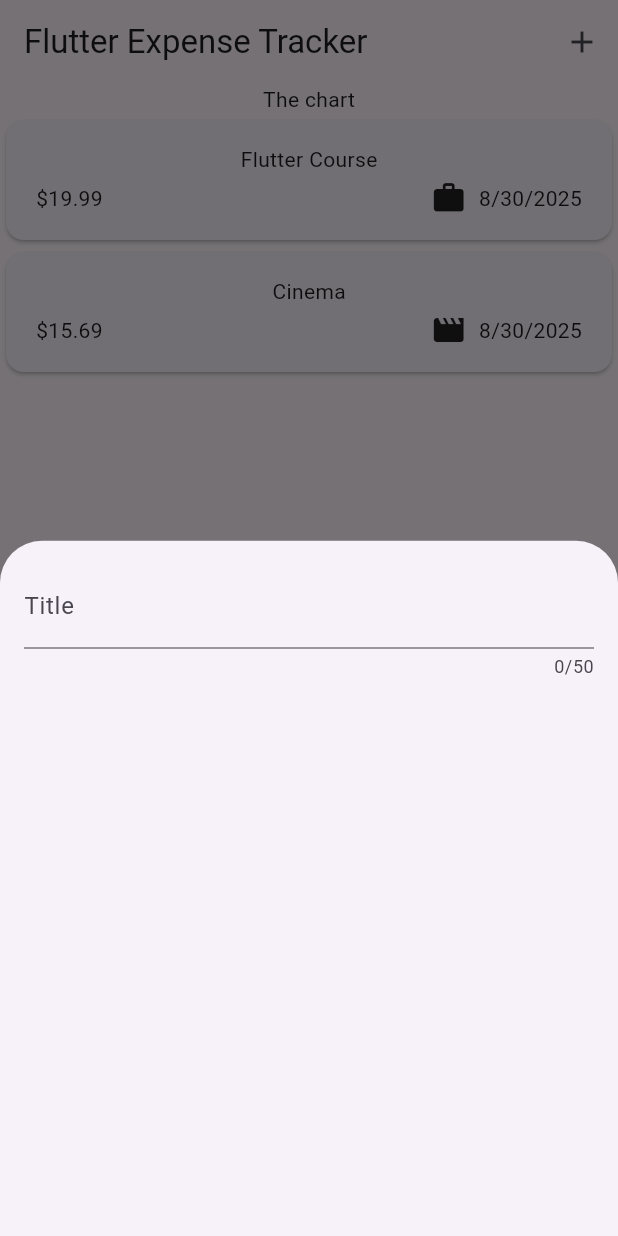
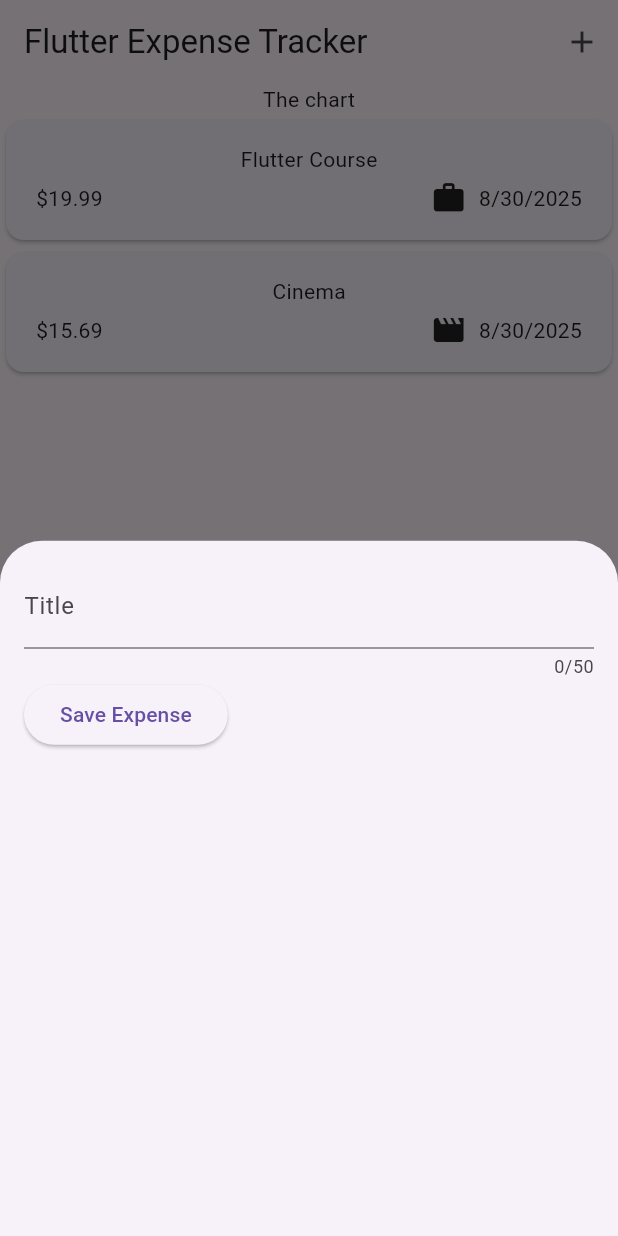
Before and after one commit to ydang2002/expense_tracker3, a Flutter app: the screen it shows after launch, after a tap on the "add" icon, on a phone screen of 412 x 824 dp. Run offline on Flutter 3.47's test engine with Material 3 defaults, Android fonts, the phone set to English and light mode, and no system bars.

Commit message:
TextFiled

```diff
--- a/lib/widgets/new_expense.dart
+++ b/lib/widgets/new_expense.dart
@@ -10,15 +10,34 @@ class NewExpense extends StatefulWidget {
 }
 
 class _NewExpenseState extends State<NewExpense> {
+  var _enteredTitle = '';
+
+  void _saveTitleInput(String inputValue) {
+    _enteredTitle = inputValue;
+  }
+
   @override
   Widget build(BuildContext context) {
-    return const Padding(
+    return Padding(
       padding: EdgeInsets.all(16),
       child: Column(
         children: [
           TextField(
+            onChanged: _saveTitleInput,
             maxLength: 50,
-            decoration: InputDecoration(label: Text('Title')),
+            decoration: const InputDecoration(
+              label: Text('Title'),
+            ),
+          ),
+          Row(
+            children: [
+              ElevatedButton(
+                onPressed: () {
+                  print(_enteredTitle);
+                },
+                child: const Text('Save Expense'),
+              ),
+            ],
           )
         ],
       ),
```
